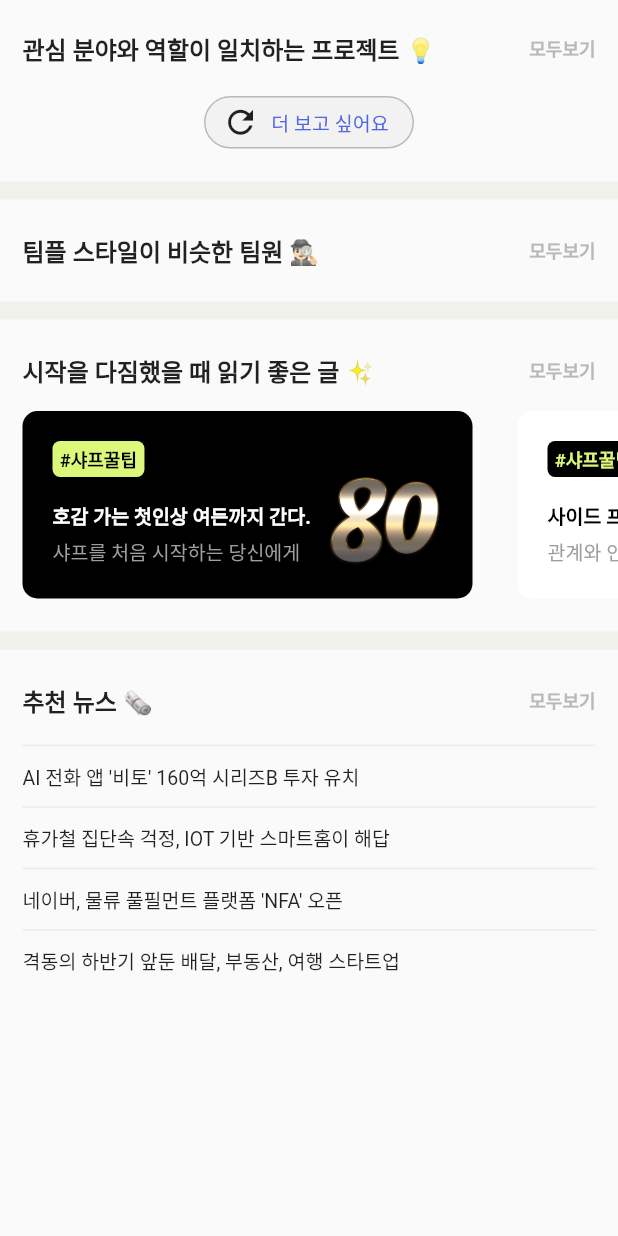
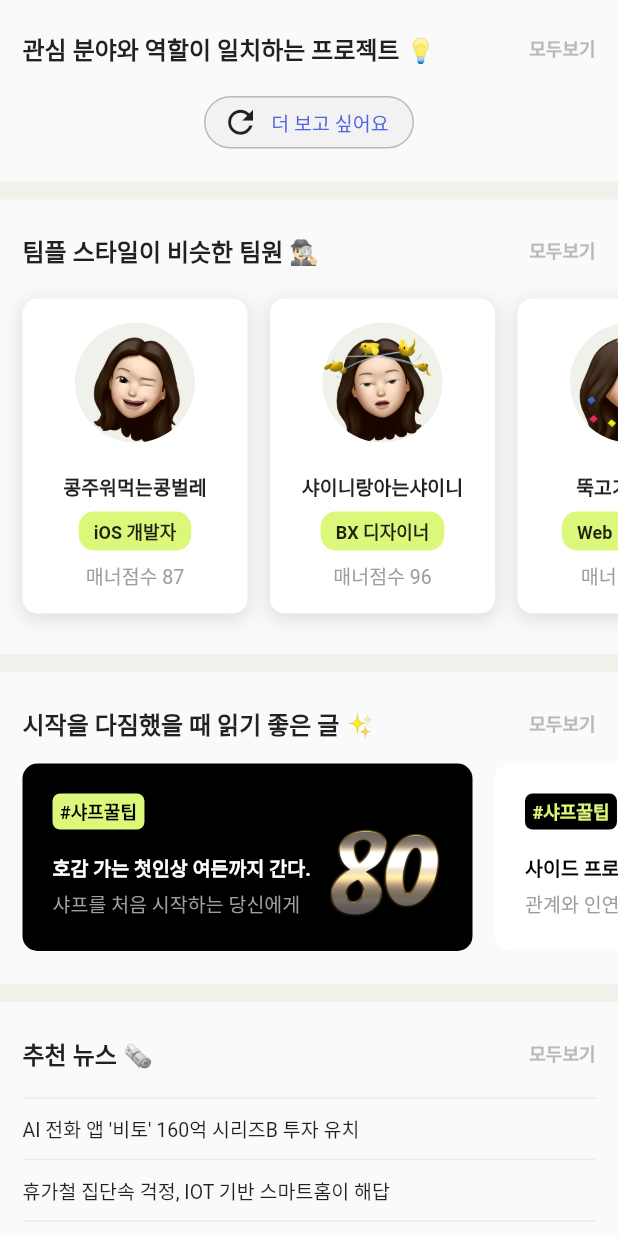
Before and after one commit to zixxin/grit_mimesis, a Flutter app: what projectSection() shows on an empty page, opened directly, on a phone screen of 412 x 824 dp. Run offline on Flutter 3.47's test engine with Material 2 defaults, Android fonts, the phone set to English and light mode, and no system bars; our stand-ins replace dots_indicator.

Commit message:
team section 구현 완료

```diff
--- a/lib/home.dart
+++ b/lib/home.dart
@@ -242,19 +242,19 @@ Widget projectSection() {
     crossAxisAlignment: CrossAxisAlignment.start,
     children: <Widget>[
       projects(),
-      divider(),
+      divider(20),
       teams(),
-      divider(),
+      divider(5),
       letters(),
-      divider(),
+      divider(20),
       news(),
     ],
   );
 }
 
-Widget divider() {
+Widget divider(double top) {
   return Container(
-    margin: const EdgeInsets.only(top: 20),
+    margin: EdgeInsets.only(top: top),
     child: const Divider(
       thickness: 12.0,
       color: Color(0xFFF1F1EB),
@@ -342,12 +342,103 @@ Widget projects() {
   );
 }
 
+Widget teamCard(String nickname, String score, String job, String image) {
+  return Container(
+    width: 150,
+    height: 230,
+    decoration: BoxDecoration(
+      boxShadow: [
+        BoxShadow(
+          color: Colors.grey.withOpacity(0.3),
+          spreadRadius: 1,
+          blurRadius: 10,
+          offset: const Offset(0, 3),
+        ),
+      ],
+      color: Colors.white,
+      borderRadius: BorderRadius.circular(10),
+    ),
+    margin: const EdgeInsets.only(top: 20, left: 15, bottom: 20),
+    child: Column(
+      mainAxisAlignment: MainAxisAlignment.center,
+      children: [
+        Column(
+          children: [
+            Container(
+              width: 80,
+              height: 80,
+              decoration: BoxDecoration(
+                color: const Color(0xFFF1F1EB),
+                borderRadius: BorderRadius.circular(100),
+                image: DecorationImage(
+                  alignment: Alignment.center,
+                  image: AssetImage(image),
+                ),
+              ),
+            ),
+            Container(
+              margin: const EdgeInsets.only(top: 20),
+              child: Text(
+                nickname,
+                style:
+                    const TextStyle(fontSize: 13, fontWeight: FontWeight.bold),
+              ),
+            ),
+            Container(
+              margin: const EdgeInsets.only(top: 7),
+              decoration: BoxDecoration(
+                color: const Color(0xFFDBF87A),
+                borderRadius: BorderRadius.circular(10),
+              ),
+              padding:
+                  const EdgeInsets.symmetric(vertical: 4.0, horizontal: 10.0),
+              child: Text(
+                job,
+                style:
+                    const TextStyle(fontSize: 12, fontWeight: FontWeight.bold),
+              ),
+            ),
+            Container(
+              margin: const EdgeInsets.only(top: 7),
+              child: Text(
+                score,
+                style: const TextStyle(color: Colors.grey, fontSize: 13),
+              ),
+            ),
+          ],
+        ),
+      ],
+    ),
+  );
+}
+
 Widget teams() {
-  return Row(
+  return Column(
+    mainAxisAlignment: MainAxisAlignment.start,
+    children: <Widget>[
+      Row(
         mainAxisAlignment: MainAxisAlignment.spaceBetween,
-    children: <Widget>[
+        children: [
           sectionTitle('팀플 스타일이 비슷한 팀원 🕵🏻‍♂️'),
           all(),
+        ],
+      ),
+      SizedBox(
+        width: 1000,
+        height: 250,
+        child: ListView(
+          scrollDirection: Axis.horizontal,
+          children: [
+            teamCard('콩주워먹는콩벌레', '매너점수 87', 'iOS 개발자', 'image/profile1.png'),
+            teamCard('샤이니랑아는샤이니', '매너점수 96', 'BX 디자이너', 'image/profile2.png'),
+            Container(
+              margin: const EdgeInsets.only(right: 15),
+              child: teamCard(
+                  '뚝고기불배기', '매너점수 88', 'Web 디자이너', 'image/profile3.png'),
+            ),
+          ],
+        ),
+      ),
     ],
   );
 }
@@ -370,7 +461,7 @@ Widget letterCard(
       color: color,
       borderRadius: BorderRadius.circular(10),
     ),
-    margin: const EdgeInsets.only(top: 15, left: 15, right: 15),
+    margin: const EdgeInsets.only(top: 15, left: 15),
     padding: const EdgeInsets.only(top: 20, left: 20.0),
     child: Column(
       crossAxisAlignment: CrossAxisAlignment.start,
@@ -452,7 +543,9 @@ Widget letters() {
                 90,
                 175,
                 20),
-            letterCard(
+            Container(
+              margin: const EdgeInsets.only(right: 15),
+              child: letterCard(
                   Colors.white,
                   Colors.black,
                   const Color(0xFFDBF87A),
@@ -463,6 +556,7 @@ Widget letters() {
                   80,
                   180,
                   10),
+            ),
           ],
         ),
       ),
--- a/pubspec.yaml
+++ b/pubspec.yaml
@@ -64,6 +64,9 @@ flutter:
     - image/money.png
     - image/80.png
     - image/bye.png
+    - image/profile1.png
+    - image/profile2.png
+    - image/profile3.png
 
   # An image asset can refer to one or more resolution-specific "variants", see
   # https://flutter.dev/assets-and-images/#resolution-aware
```
Also changed, not shown: image/profile1.png (added), image/profile2.png (added), image/profile3.png (added). Lines whose indentation alone changed are shown as unchanged.
